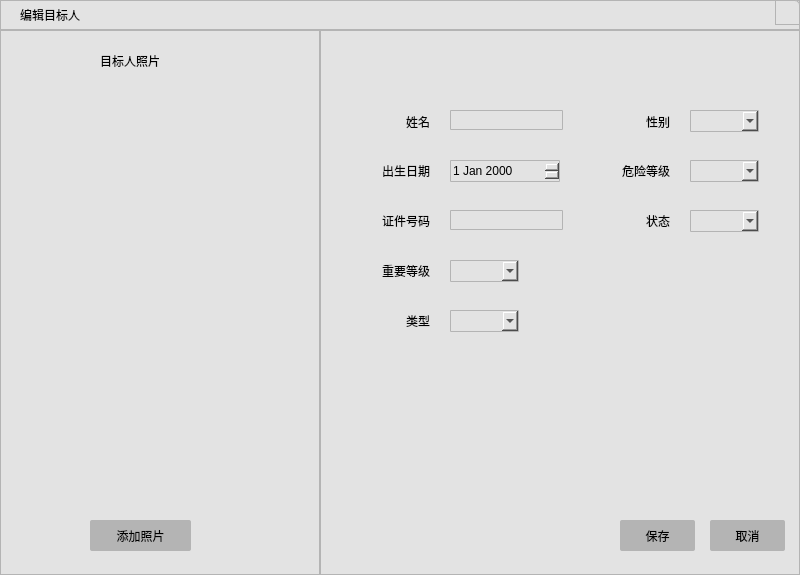
zhangjianscc/ZMClient, file UIModule/edittargetperson.ui: the form before one commit.
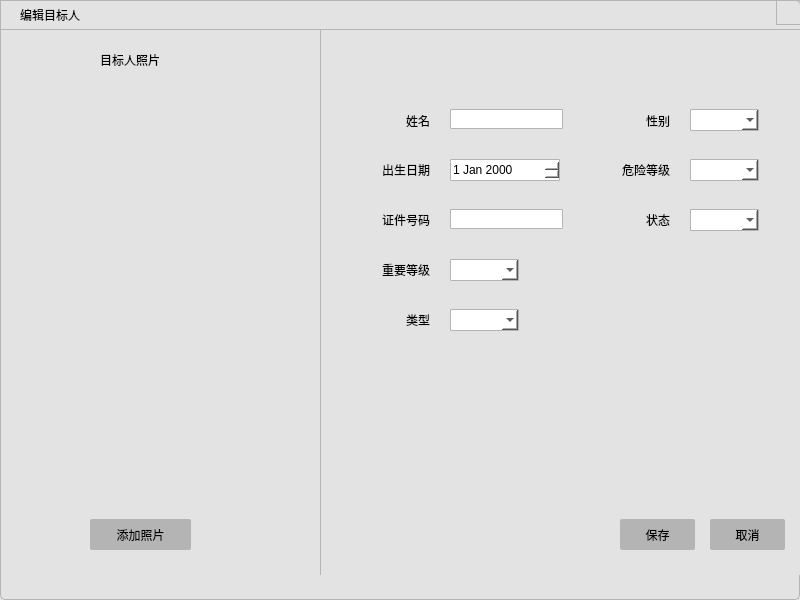
The form after the commit.

```diff
--- a/UIModule/edittargetperson.ui
+++ b/UIModule/edittargetperson.ui
@@ -7,7 +7,7 @@
     <x>0</x>
     <y>0</y>
     <width>800</width>
-    <height>575</height>
+    <height>600</height>
    </rect>
   </property>
   <property name="windowTitle">
@@ -18,24 +18,15 @@
 border:1px solid rgb(180,180,180);
 border-radius:5px</string>
   </property>
-  <layout class="QVBoxLayout" name="verticalLayout">
-   <property name="spacing">
-    <number>0</number>
-   </property>
-   <property name="leftMargin">
-    <number>0</number>
-   </property>
-   <property name="topMargin">
-    <number>0</number>
-   </property>
-   <property name="rightMargin">
-    <number>0</number>
-   </property>
-   <property name="bottomMargin">
-    <number>0</number>
-   </property>
-   <item>
     <widget class="QWidget" name="widget" native="true">
+   <property name="geometry">
+    <rect>
+     <x>0</x>
+     <y>0</y>
+     <width>802</width>
+     <height>30</height>
+    </rect>
+   </property>
      <property name="minimumSize">
       <size>
        <width>0</width>
@@ -83,7 +74,7 @@
      <widget class="QPushButton" name="m_btnClose">
       <property name="geometry">
        <rect>
-        <x>775</x>
+      <x>776</x>
         <y>0</y>
         <width>25</width>
         <height>25</height>
@@ -112,30 +103,27 @@
       </property>
      </widget>
     </widget>
-   </item>
-   <item>
     <widget class="QWidget" name="widget_2" native="true">
+   <property name="geometry">
+    <rect>
+     <x>0</x>
+     <y>29</y>
+     <width>802</width>
+     <height>546</height>
+    </rect>
+   </property>
      <property name="styleSheet">
       <string notr="true">border-radius:0px</string>
      </property>
-     <layout class="QHBoxLayout" name="horizontalLayout" stretch="2,3">
-      <property name="spacing">
-       <number>0</number>
-      </property>
-      <property name="leftMargin">
-       <number>0</number>
-      </property>
-      <property name="topMargin">
-       <number>0</number>
-      </property>
-      <property name="rightMargin">
-       <number>0</number>
-      </property>
-      <property name="bottomMargin">
-       <number>0</number>
-      </property>
-      <item>
        <widget class="QWidget" name="widget_3" native="true">
+    <property name="geometry">
+     <rect>
+      <x>0</x>
+      <y>0</y>
+      <width>321</width>
+      <height>547</height>
+     </rect>
+    </property>
         <widget class="QLabel" name="label_2">
          <property name="geometry">
           <rect>
@@ -192,9 +180,15 @@
          </property>
         </widget>
        </widget>
-      </item>
-      <item>
        <widget class="QWidget" name="widget_4" native="true">
+    <property name="geometry">
+     <rect>
+      <x>320</x>
+      <y>0</y>
+      <width>481</width>
+      <height>547</height>
+     </rect>
+    </property>
         <widget class="QLabel" name="label_3">
          <property name="geometry">
           <rect>
@@ -305,7 +299,8 @@
           </rect>
          </property>
          <property name="styleSheet">
-          <string notr="true">border-radius:1px</string>
+      <string notr="true">border-radius:1px;
+background-color: rgb(255, 255, 255);</string>
          </property>
         </widget>
         <widget class="QDateEdit" name="dateEdit">
@@ -318,7 +313,8 @@
           </rect>
          </property>
          <property name="styleSheet">
-          <string notr="true">border-radius:1px</string>
+      <string notr="true">border-radius:1px;
+background-color: rgb(255, 255, 255);</string>
          </property>
         </widget>
         <widget class="QLineEdit" name="lineEdit_2">
@@ -331,7 +327,8 @@
           </rect>
          </property>
          <property name="styleSheet">
-          <string notr="true">border-radius:1px</string>
+      <string notr="true">border-radius:1px;
+background-color: rgb(255, 255, 255);</string>
          </property>
         </widget>
         <widget class="QComboBox" name="comboBox">
@@ -344,7 +341,8 @@
           </rect>
          </property>
          <property name="styleSheet">
-          <string notr="true">border-radius:1px</string>
+      <string notr="true">border-radius:1px;
+background-color: rgb(255, 255, 255);</string>
          </property>
         </widget>
         <widget class="QComboBox" name="comboBox_2">
@@ -357,7 +355,8 @@
           </rect>
          </property>
          <property name="styleSheet">
-          <string notr="true">border-radius:1px</string>
+      <string notr="true">border-radius:1px;
+background-color: rgb(255, 255, 255);</string>
          </property>
         </widget>
         <widget class="QLabel" name="label_8">
@@ -430,7 +429,8 @@
           </rect>
          </property>
          <property name="styleSheet">
-          <string notr="true">border-radius:1px</string>
+      <string notr="true">border-radius:1px;
+background-color: rgb(255, 255, 255);</string>
          </property>
         </widget>
         <widget class="QComboBox" name="comboBox_4">
@@ -443,7 +443,8 @@
           </rect>
          </property>
          <property name="styleSheet">
-          <string notr="true">border-radius:1px</string>
+      <string notr="true">border-radius:1px;
+background-color: rgb(255, 255, 255);</string>
          </property>
         </widget>
         <widget class="QComboBox" name="comboBox_5">
@@ -456,7 +457,8 @@
           </rect>
          </property>
          <property name="styleSheet">
-          <string notr="true">border-radius:1px</string>
+      <string notr="true">border-radius:1px;
+background-color: rgb(255, 255, 255);</string>
          </property>
         </widget>
         <widget class="QPushButton" name="m_btnSave">
@@ -498,11 +500,7 @@
          </property>
         </widget>
        </widget>
-      </item>
-     </layout>
-    </widget>
-   </item>
-  </layout>
+  </widget>
  </widget>
  <resources/>
  <connections/>
```
Left out of the diff: 2 changed lines with no effect on the pictures. Lines whose indentation alone changed are shown as unchanged.
